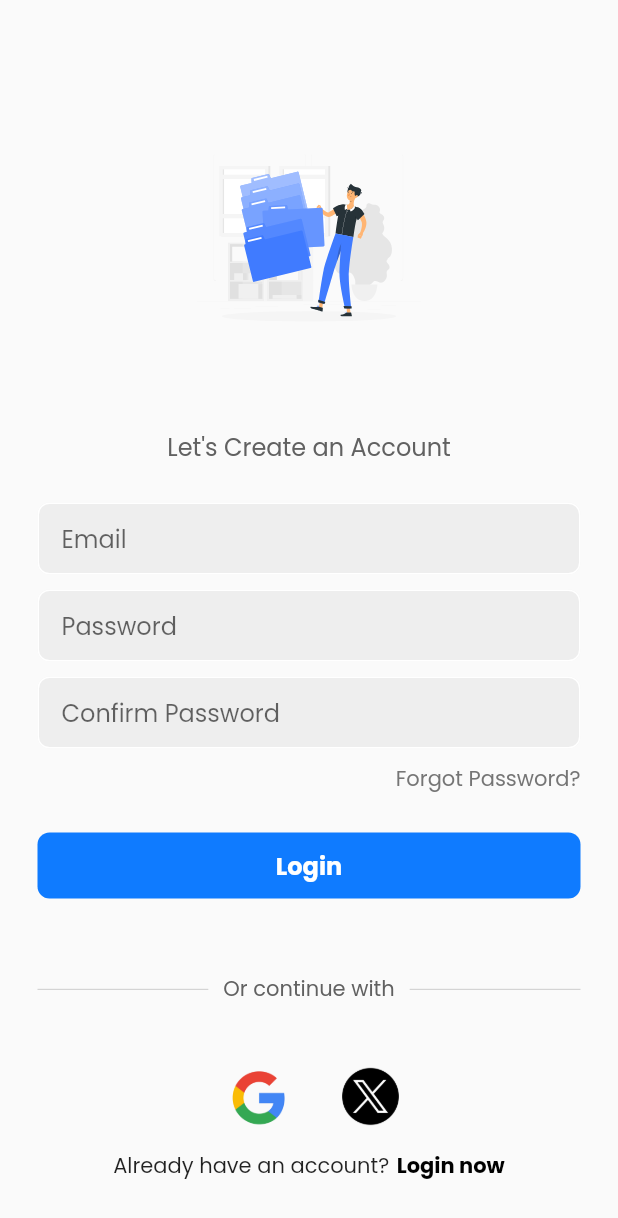
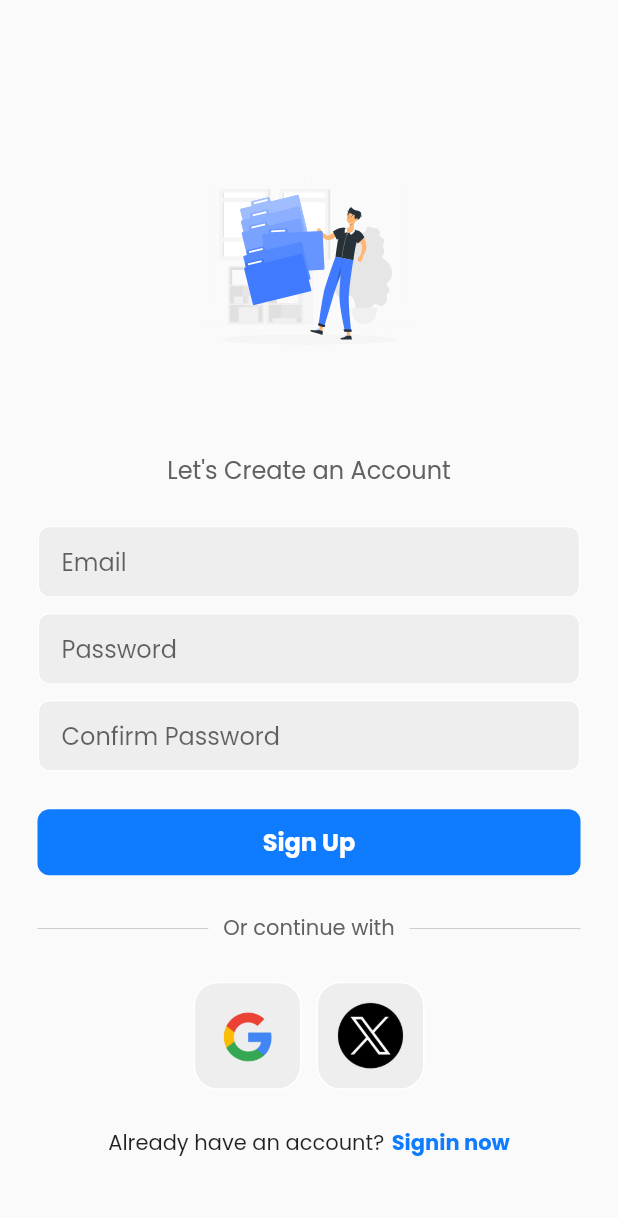
Before and after one commit to EarHengLeap/E-commerce, a Flutter app: the screen it shows after launch, after a tap on "Signup now", on a phone screen of 412 x 824 dp. Shown: the top 1218 px of the screen. Run offline on Flutter 3.47's test engine with Material 2 defaults, Android fonts, the phone set to English and light mode, and no system bars; our stand-ins replace firebase_auth, firebase_core, flutter_svg, google_sign_in; accounts and stored records are empty; network calls fail.

Commit message:
first commit
Done (login, register, forgot password)

```diff
--- a/lib/components/my_button.dart
+++ b/lib/components/my_button.dart
@@ -2,8 +2,9 @@ import 'package:flutter/material.dart';
 
 class MyLoginButton extends StatelessWidget {
   final Function()? onTap;
+  final String text;
 
-  const MyLoginButton({super.key, this.onTap,});
+  const MyLoginButton({super.key, this.onTap, required this.text,});
 
   @override
   Widget build(BuildContext context) {
@@ -18,8 +19,8 @@ class MyLoginButton extends StatelessWidget {
         ),
         child: Center(
           child: Text(
-            'Login',
-            style: TextStyle(
+            text,
+            style: const TextStyle(
               color: Colors.white,
               fontWeight: FontWeight.bold,
               fontSize: 16,
--- a/lib/pages/app.dart
+++ b/lib/pages/app.dart
@@ -1,5 +1,3 @@
-import 'package:final_project/pages/auth_page.dart';
-import 'package:flutter/material.dart';
 import 'package:final_project/pages/auth_page.dart';
 import 'package:flutter/material.dart';
 
--- a/lib/pages/login_page.dart
+++ b/lib/pages/login_page.dart
@@ -1,3 +1,8 @@
+import 'dart:async';
+
+import 'package:final_project/pages/forgot_password.dart';
+import 'package:final_project/pages/square_title.dart';
+import 'package:final_project/services/auth_service.dart';
 import 'package:firebase_auth/firebase_auth.dart';
 import 'package:flutter/material.dart';
 import 'package:flutter_svg/svg.dart';
@@ -19,7 +24,7 @@ class _LoginPageState extends State<LoginPage> {
 
   // login user method
   void signUserIn() async {
-    // show loading circle
+    // Show loading circle
     showDialog(
       context: context,
       builder: (context) {
@@ -28,13 +33,33 @@ class _LoginPageState extends State<LoginPage> {
         );
       },
     );
-    // sign in
+
+    try {
+      // Sign in
       await FirebaseAuth.instance.signInWithEmailAndPassword(
         email: emailController.text,
         password: passwordController.text,
       );
       Navigator.pop(context);
+    } on FirebaseAuthException catch (e) {
+      Navigator.pop(context);
+      showDialog(
+        context: context,
+        builder: (context) {
+          final dialog = AlertDialog(
+            title: const Text('Login Failed'),
+            content: const Text('Incorrect email or password.'),
+          );
+          Timer(const Duration(seconds: 1), () {
+            Navigator.pop(context);
+          });
+
+          return dialog;
+        },
+      );
+    }
   }
+
   @override
   Widget build(BuildContext context) {
     return Scaffold(
@@ -51,9 +76,9 @@ class _LoginPageState extends State<LoginPage> {
             children: [
               const SizedBox(height: 50),
               SvgPicture.asset(
-              'assets/images/ecommerce.svg',
-              height: 150,
-            ),
+                'assets/images/ecommerce.svg',
+                height: 150,
+              ),
               const SizedBox(height: 40),
               Text(
                 'E-commerce App',
@@ -89,9 +114,18 @@ class _LoginPageState extends State<LoginPage> {
                 child: Row(
                   mainAxisAlignment: MainAxisAlignment.end,
                   children: [
-                    Text(
-                      'Forgot Password?',
-                      style: TextStyle(color: Colors.grey[600]),
+                    GestureDetector(
+                      onTap: () {
+                        Navigator.push(
+                            context,
+                            MaterialPageRoute(
+                                builder: (context) =>
+                                    const ForgotPasswordPage()));
+                      },
+                      child: Text(
+                        'Forgot Password?',
+                        style: TextStyle(color: Color(0xFF00073FF)),
+                      ),
                     ),
                   ],
                 ),
@@ -101,10 +135,11 @@ class _LoginPageState extends State<LoginPage> {
 
               // login button
               MyLoginButton(
+                text: "Sign In",
                 onTap: signUserIn,
               ),
 
-              const SizedBox(height: 50),
+              const SizedBox(height: 25),
 
               Padding(
                 padding: const EdgeInsets.symmetric(horizontal: 25),
@@ -138,17 +173,19 @@ class _LoginPageState extends State<LoginPage> {
               Row(
                 mainAxisAlignment: MainAxisAlignment.center,
                 children: [
-                  Image.asset(
-                    'assets/images/google_icon.png',
-                    height: 72,
+                  SquareTitle(
+                    onTap: () => AuthService().signInWithGoogle(),
+                    imagePath: 'assets/images/google_icon.png',
                   ),
                   const SizedBox(width: 10),
-                  Image.asset(
-                    'assets/images/x.png',
-                    height: 40,
+                  SquareTitle(
+                    onTap: () {},
+                    imagePath: 'assets/images/x.png',
                   ),
                 ],
               ),
+
+              const SizedBox(height: 25),
 
               Row(
                 mainAxisAlignment: MainAxisAlignment.center,
@@ -158,11 +195,11 @@ class _LoginPageState extends State<LoginPage> {
                   ),
                   const SizedBox(width: 5),
                   GestureDetector(
-                    onTap:  widget.onTap,
+                    onTap: widget.onTap,
                     child: Text(
                       'Signup now',
                       style: TextStyle(
-                        color: Colors.black,
+                        color: Color(0xFF00073FF),
                         fontWeight: FontWeight.bold,
                       ),
                     ),
--- a/lib/pages/register.dart
+++ b/lib/pages/register.dart
@@ -1,13 +1,16 @@
+import 'dart:async';
+
 import 'package:firebase_auth/firebase_auth.dart';
 import 'package:flutter/material.dart';
 import 'package:flutter_svg/svg.dart';
 import '../components/my_button.dart';
 import '../components/my_textfield.dart';
+import '../services/auth_service.dart';
+import 'square_title.dart';
 
 class Register extends StatefulWidget {
   final Function()? onTap;
   Register({Key? key, this.onTap}) : super(key: key);
-
 
   @override
   State<Register> createState() => _LoginPageState();
@@ -17,10 +20,11 @@ class _LoginPageState extends State<Register> {
   // text editing controllers
   final emailController = TextEditingController();
   final passwordController = TextEditingController();
+  final confirmPasswordController = TextEditingController();
 
   // login user method
 void signUserIn() async {
-    // show loading circle
+  // Show loading circle
   showDialog(
     context: context,
     builder: (context) {
@@ -29,13 +33,44 @@ class _LoginPageState extends State<Register> {
       );
     },
   );
-    // create
-      await FirebaseAuth.instance.signInWithEmailAndPassword(
+
+  // Check if passwords match
+  if (passwordController.text == confirmPasswordController.text) {
+    try {
+      await FirebaseAuth.instance.createUserWithEmailAndPassword(
         email: emailController.text,
         password: passwordController.text,
       );
       Navigator.pop(context);
+    } on FirebaseAuthException catch (e) {
+      Navigator.pop(context);
+      showDialog(
+        context: context,
+        builder: (context) {
+          return AlertDialog(
+            content: Text(e.message ?? 'An error occurred.'),
+          );
+        },
+      );
     }
+  } else {
+    Navigator.pop(context);
+    showDialog(
+      context: context,
+      builder: (context) {
+        final dialog = AlertDialog(
+          content: const Text('Password do not match.'),
+        );
+        Timer(const Duration(seconds: 1), () {
+          Navigator.pop(context);
+        });
+
+        return dialog;
+      },
+    );
+  }
+}
+
   @override
   Widget build(BuildContext context) {
     return Scaffold(
@@ -86,34 +121,20 @@ class _LoginPageState extends State<Register> {
 
               //confirm password textfield
               MyTextField(
-                controller: passwordController,
+                controller: confirmPasswordController,
                 hintText: 'Confirm Password',
                 obscureText: true,
-              ),
-
-              const SizedBox(height: 10),
-
-              Padding(
-                padding: const EdgeInsets.symmetric(horizontal: 25),
-                child: Row(
-                  mainAxisAlignment: MainAxisAlignment.end,
-                  children: [
-                    Text(
-                      'Forgot Password?',
-                      style: TextStyle(color: Colors.grey[600]),
-                    ),
-                  ],
-                ),
               ),
 
               const SizedBox(height: 25),
 
               // login button
               MyLoginButton(
+                text: "Sign Up",
                 onTap: signUserIn,
               ),
 
-              const SizedBox(height: 50),
+              const SizedBox(height: 25),
 
               Padding(
                 padding: const EdgeInsets.symmetric(horizontal: 25),
@@ -147,17 +168,19 @@ class _LoginPageState extends State<Register> {
               Row(
                 mainAxisAlignment: MainAxisAlignment.center,
                 children: [
-                  Image.asset(
-                    'assets/images/google_icon.png',
-                    height: 72,
+                  SquareTitle(
+                    onTap: () => AuthService().signInWithGoogle(),
+                    imagePath: 'assets/images/google_icon.png',
                   ),
                   const SizedBox(width: 10),
-                  Image.asset(
-                    'assets/images/x.png',
-                    height: 40,
+                  SquareTitle(
+                    onTap: () {},
+                    imagePath: 'assets/images/x.png',
                   ),
                 ],
               ),
+
+              const SizedBox(height: 25),
 
               Row(
                 mainAxisAlignment: MainAxisAlignment.center,
@@ -167,11 +190,11 @@ class _LoginPageState extends State<Register> {
                   ),
                   const SizedBox(width: 5),
                   GestureDetector(
-                    onTap:  widget.onTap,
+                    onTap: widget.onTap,
                     child: Text(
-                      'Login now',
+                      'Signin now',
                       style: TextStyle(
-                        color: Colors.black,
+                        color: Color(0xFF00073FF),
                         fontWeight: FontWeight.bold,
                       ),
                     ),
--- /dev/null
+++ b/lib/pages/square_title.dart
@@ -0,0 +1,28 @@
+import 'package:flutter/material.dart';
+
+class SquareTitle extends StatelessWidget {
+  final Function()? onTap;
+  final String imagePath;
+
+  const SquareTitle({Key? key, required this.imagePath, this.onTap}) : super(key: key);
+
+  @override
+  Widget build(BuildContext context) {
+    return GestureDetector(
+      onTap: onTap,
+      child: Container(
+        width: 72, // Set the desired width
+        height: 72, // Set the desired height
+        padding: EdgeInsets.all(2),
+        decoration: BoxDecoration(
+          border: Border.all(color: Colors.white),
+          borderRadius: BorderRadius.circular(16),
+          color: Colors.grey[200],
+        ),
+        child: Image.asset(
+          imagePath,
+        ),
+      ),
+    );
+  }
+}
--- /dev/null
+++ b/lib/services/auth_service.dart
@@ -0,0 +1,21 @@
+import 'package:firebase_auth/firebase_auth.dart';
+import 'package:google_sign_in/google_sign_in.dart';
+
+class AuthService {
+  signInWithGoogle() async {
+    final GoogleSignInAccount? gUser = await GoogleSignIn().signIn();
+
+    //obtain auth details from request
+    final GoogleSignInAuthentication gAuth = await gUser!.authentication;
+
+    //create a new credential
+    final credential = GoogleAuthProvider.credential(
+      accessToken: gAuth.accessToken,
+      idToken: gAuth.idToken,
+    );
+
+    //finally sign in
+    return await    FirebaseAuth.instance.signInWithCredential(credential);
+
+  }
+}
--- a/pubspec.yaml
+++ b/pubspec.yaml
@@ -40,6 +40,7 @@ dependencies:
   firebase_auth: ^4.2.0
   font_awesome_flutter: ^10.5.0
   google_fonts: ^6.1.0
+  google_sign_in: ^6.1.5
 
 dev_dependencies:
   flutter_test:
```
Also changed, not shown: lib/pages/forgot_password.dart (added, +170 -0 lines), assets/images/forgot_password.svg (added), pubspec.lock, 2 other files. Lines whose indentation alone changed are shown as unchanged.
